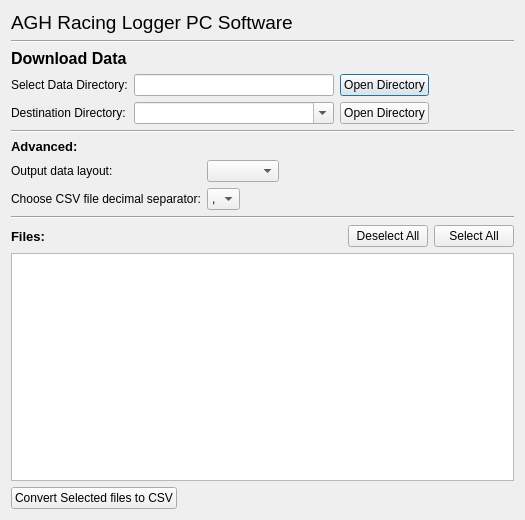
Qt form DataLoggerPC/downloaddatasd_dialog.ui (mkowalik/DataLogger_CAN_GPS_2018) before a commit.
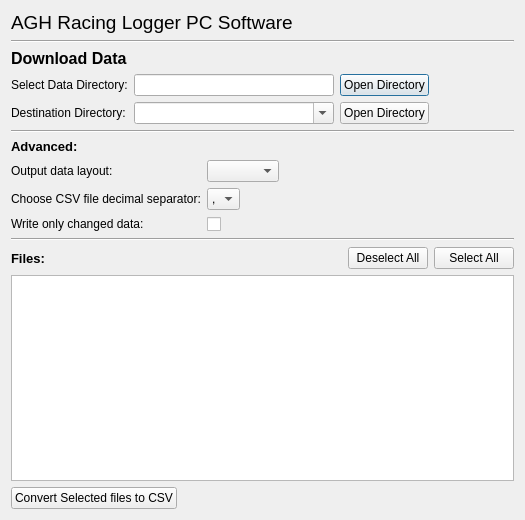
The same form after that commit.

Commit message: aghlog/aghclonf version 0.3 implemenatation - added implementation for handling GPS data and configuration. Changed definition of 0.3 version in documentation file. Added pro.user file to .gitignore file. Added implementation for frame-by-frame binary data to csv conversion. Added fixed_point.cpp/h implementation.

The edit to the form file:
```diff
--- a/DataLoggerPC/downloaddatasd_dialog.ui
+++ b/DataLoggerPC/downloaddatasd_dialog.ui
@@ -242,6 +242,26 @@
        </property>
       </spacer>
      </item>
+     <item row="2" column="0">
+      <widget class="QLabel" name="writeChangedLabel">
+       <property name="text">
+        <string>Write only changed data:</string>
+       </property>
+      </widget>
+     </item>
+     <item row="2" column="1" colspan="3">
+      <widget class="QCheckBox" name="writeChangedCheckBox">
+       <property name="minimumSize">
+        <size>
+         <width>16</width>
+         <height>16</height>
+        </size>
+       </property>
+       <property name="text">
+        <string/>
+       </property>
+      </widget>
+     </item>
     </layout>
    </item>
    <item>
```
Left out of the diff: 46 changed lines with no effect on the pictures. The commit also changes 37 other files.
